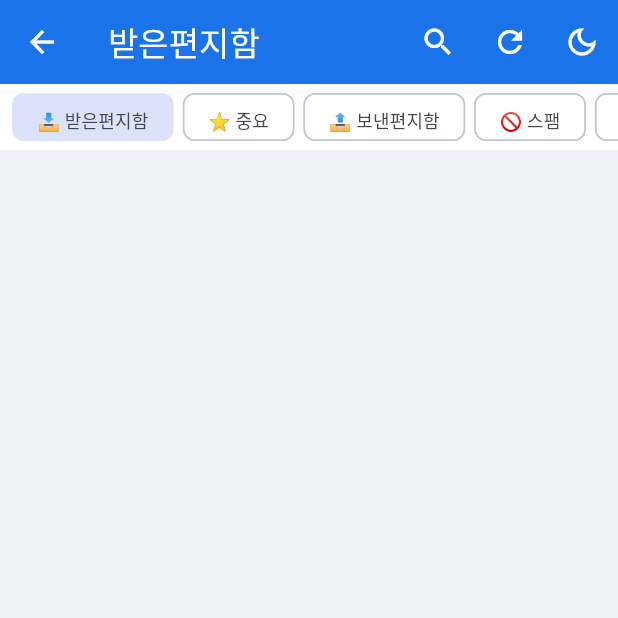
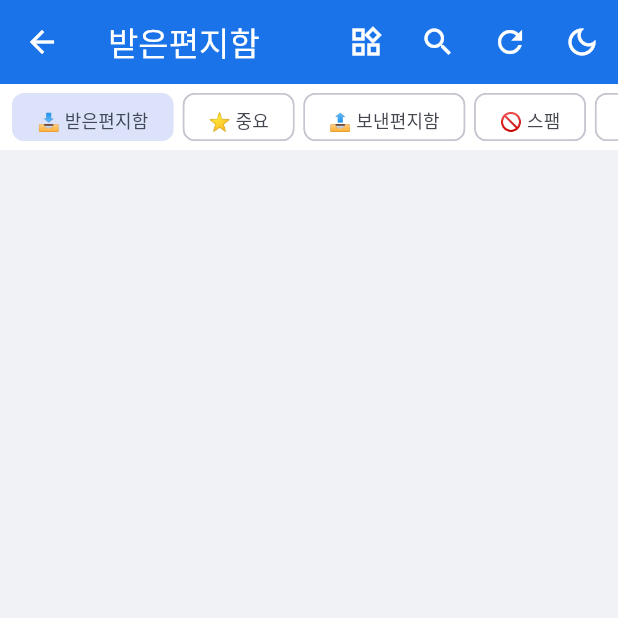
Before and after one commit to dhwjdghddd-web/MyBoard, a Flutter app: the GmailScreen screen opened directly, on a phone screen of 412 x 824 dp, the top half of it. Run offline on Flutter 3.47's test engine with Material 3 defaults, Android fonts, the phone set to English and light mode, and no system bars; our stand-ins replace dio, flutter_local_notifications, flutter_riverpod, flutter_secure_storage, google_sign_in, shared_preferences and 1 more; missing offline and left inert: home_widget; accounts and stored records are empty; network calls fail.

Commit message:
fix: 위젯 설정 버튼 렉 수정, 설정 아이콘 AppBar 이동, 태스크 완료 즉시 반영
- WidgetConfigureActivity 테마를 AppCompat.Dialog.Alert로 수정 (AppCompatActivity와 비AppCompat 테마 충돌로 인한 렉 해소)
- 위젯 설정 FAB 제거 → 태스크/캘린더/Gmail AppBar 상단 우측에 위젯 아이콘(widgets_outlined) 추가
- 태스크 위젯에서 완료 체크 시 loadData()에서 done=true 항목 제외 → 새로고침 없이 즉시 목록에서 사라짐

Co-Authored-By: Claude Sonnet 4.6 <noreply@anthropic.com>

```diff
--- a/lib/features/gmail/gmail_screen.dart
+++ b/lib/features/gmail/gmail_screen.dart
@@ -4,6 +4,7 @@ import '../../core/theme.dart';
 import 'email_detail_screen.dart';
 import 'gmail_compose_screen.dart';
 import 'gmail_service.dart';
+import '../settings/widget_settings_screen.dart';
 
 const _avatarColors = [
   Color(0xFFEA4335), Color(0xFF4285F4), Color(0xFF34A853),
@@ -148,6 +149,12 @@ class _GmailScreenState extends ConsumerState<GmailScreen> {
                 onPressed: _confirmEmptyTrash,
                 child: const Text('비우기', style: TextStyle(color: Colors.white)),
               ),
+            IconButton(
+              icon: const Icon(Icons.widgets_outlined),
+              tooltip: '위젯 설정',
+              onPressed: () => Navigator.push(context,
+                  MaterialPageRoute(builder: (_) => const WidgetSettingsScreen())),
+            ),
             IconButton(
               icon: const Icon(Icons.search),
               onPressed: () => setState(() => _searching = true),
--- a/lib/main_screen.dart
+++ b/lib/main_screen.dart
@@ -15,6 +15,7 @@ import 'features/gmail/gmail_screen.dart';
 import 'features/gmail/gmail_service.dart';
 import 'features/gmail/gmail_compose_screen.dart';
 import 'features/gmail/email_detail_screen.dart';
+import 'features/settings/widget_settings_screen.dart';
 
 class MainScreen extends ConsumerStatefulWidget {
   const MainScreen({super.key});
```
Also changed, not shown: lib/features/calendar/calendar_screen.dart (+7 -0 lines), lib/features/tasks/tasks_screen.dart (+7 -0 lines), 2 other files.
